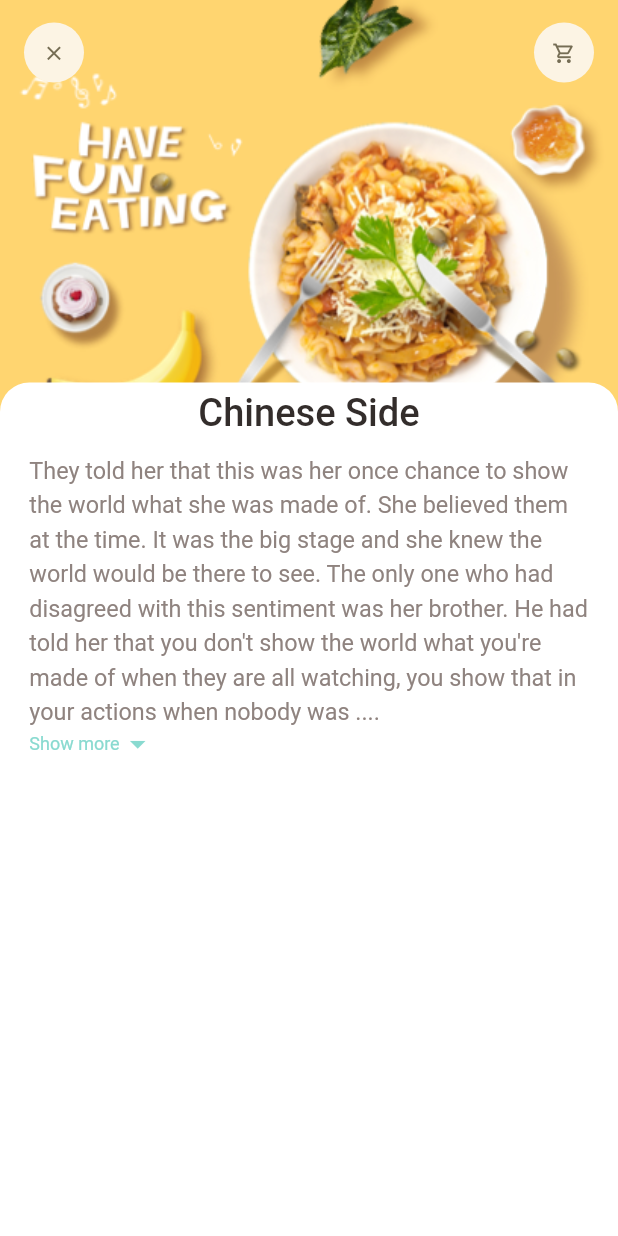
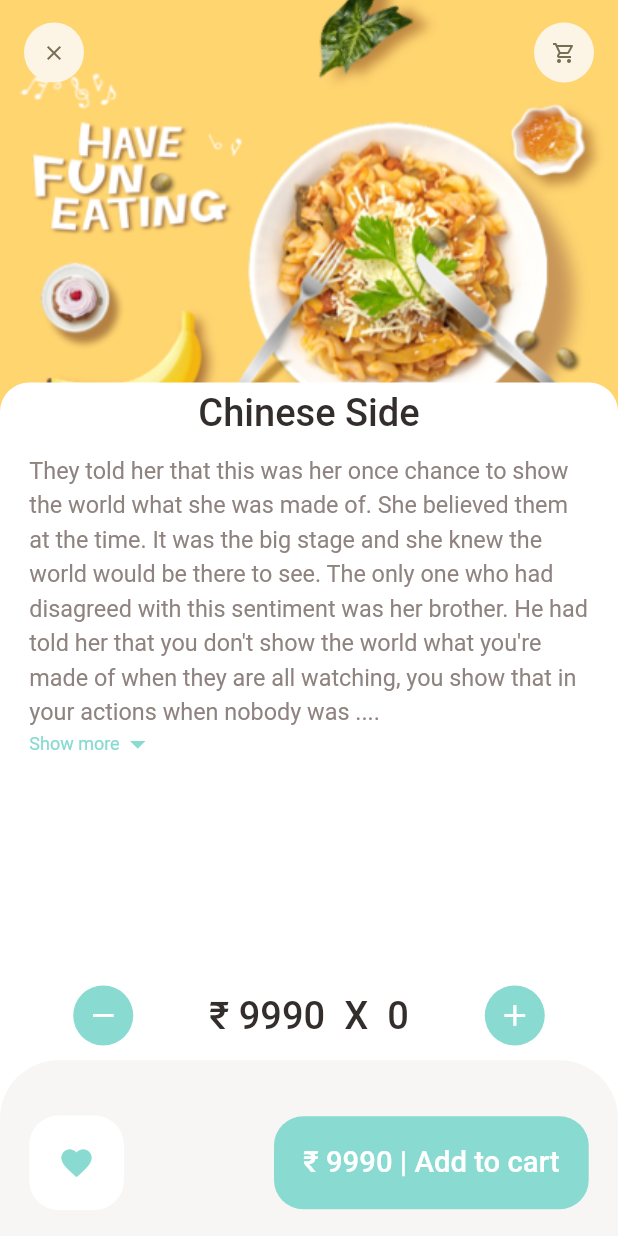
Before and after one commit to ManyuDhyani/Ecom-App, a Flutter app: the screen it shows after launch, on a phone screen of 412 x 824 dp. Run offline on Flutter 3.47's test engine with Material 2 defaults, Android fonts, the phone set to English and light mode, and no system bars; our stand-ins replace dots_indicator, get.

Commit message:
Added the Bottom navigation bar to the Recommeded Food page.

```diff
--- a/lib/pages/food/recommended_food_detail.dart
+++ b/lib/pages/food/recommended_food_detail.dart
@@ -84,6 +84,93 @@ class RecommendedFoodDetail extends StatelessWidget {
           ),
         ],
       ),
+      bottomNavigationBar: Column(
+        mainAxisSize: MainAxisSize.min,
+        children: [
+          Container(
+            padding: EdgeInsets.only(
+              left: Dimensions.width20 * 2.5,
+              right: Dimensions.width20 * 2.5,
+              top: Dimensions.height10,
+              bottom: Dimensions.height10,
+            ),
+            child: Row(
+              mainAxisAlignment: MainAxisAlignment.spaceBetween,
+              children: [
+                AppIcon(
+                  icon: Icons.remove,
+                  backgroundColor: AppColors.mainColor,
+                  iconColor: Colors.white,
+                  iconSize: Dimensions.iconSize24,
+                ),
+                BigText(
+                  text: "₹ 9990 " + " X " + " 0",
+                  color: AppColors.mainBlackColor,
+                  size: Dimensions.font26,
+                ),
+                AppIcon(
+                  icon: Icons.add,
+                  backgroundColor: AppColors.mainColor,
+                  iconColor: Colors.white,
+                  iconSize: Dimensions.iconSize24,
+                ),
+              ],
+            ),
+          ),
+          Container(
+            height: Dimensions.bottomHeightBar,
+            padding: EdgeInsets.only(
+              top: Dimensions.height20,
+              left: Dimensions.width20,
+              right: Dimensions.width20,
+            ),
+            decoration: BoxDecoration(
+              color: AppColors.buttonBackgroundColor,
+              borderRadius: BorderRadius.only(
+                topLeft: Radius.circular(Dimensions.radius20 * 2),
+                topRight: Radius.circular(Dimensions.radius20 * 2),
+              ),
+            ),
+            child: Row(
+              mainAxisAlignment: MainAxisAlignment.spaceBetween,
+              children: [
+                Container(
+                  padding: EdgeInsets.only(
+                    top: Dimensions.height20,
+                    bottom: Dimensions.height20,
+                    left: Dimensions.width20,
+                    right: Dimensions.width20,
+                  ),
+                  decoration: BoxDecoration(
+                    borderRadius: BorderRadius.circular(Dimensions.radius20),
+                    color: Colors.white,
+                  ),
+                  child: Icon(
+                    Icons.favorite,
+                    color: AppColors.mainColor,
+                  ),
+                ),
+                Container(
+                  padding: EdgeInsets.only(
+                    top: Dimensions.height20,
+                    bottom: Dimensions.height20,
+                    left: Dimensions.width20,
+                    right: Dimensions.width20,
+                  ),
+                  child: BigText(
+                    text: "₹ 9990 | Add to cart",
+                    color: Colors.white,
+                  ),
+                  decoration: BoxDecoration(
+                    borderRadius: BorderRadius.circular(Dimensions.radius20),
+                    color: AppColors.mainColor,
+                  ),
+                ),
+              ],
+            ),
+          ),
+        ],
+      ),
     );
   }
 }
--- a/lib/widgets/app_icon.dart
+++ b/lib/widgets/app_icon.dart
@@ -6,12 +6,14 @@ class AppIcon extends StatelessWidget {
   final Color backgroundColor;
   final Color iconColor;
   final double size;
+  final double iconSize;
   const AppIcon({
     Key? key,
     required this.icon,
     this.backgroundColor = const Color(0xFFfcf4e4),
     this.iconColor = const Color(0xFF756d54),
     this.size = 40,
+    this.iconSize = 16,
   }) : super(key: key);
 
   @override
@@ -26,7 +28,7 @@ class AppIcon extends StatelessWidget {
       child: Icon(
         icon,
         color: iconColor,
-        size: Dimensions.iconSize16,
+        size: iconSize,
       ),
     );
   }
```
Also changed, not shown: Readme_Images/Recommended_CustomScrollView.png (added), Readme_Images/Recommended_food_page.png (added), 1 other file.
